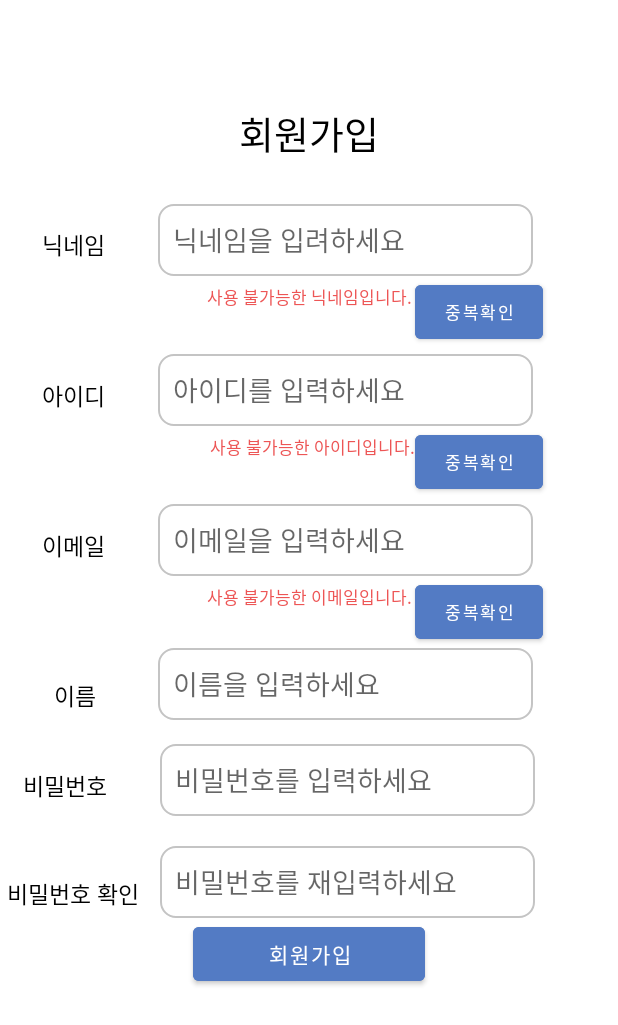
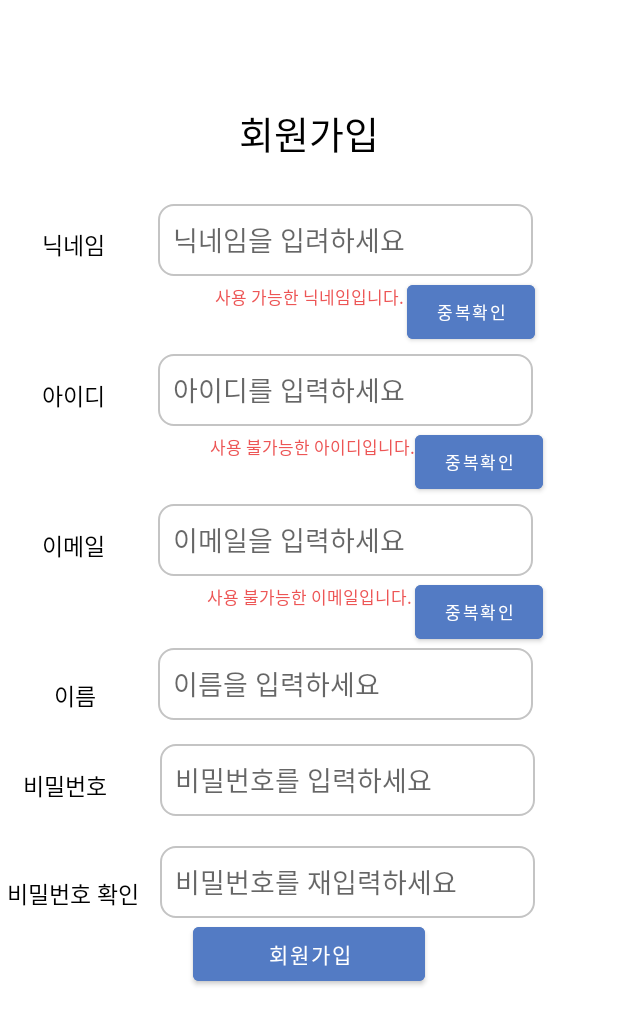
Before and after one commit to nohorang-horangteam/SuryongFootprint-Android, an Android app: the SignUpActivity screen opened directly, with no data from a screen before it, after a tap on "회원가입", on a phone screen of 412 x 824 dp. Shown: the top 1025 px of the screen. Run offline under Robolectric (Android 15) with nearby library versions, the phone set to English and light mode, and no system bars; 1 other tap on this screen came first.

```diff
--- a/app/src/main/java/kr/co/nohorang/suryongfootprint/SignUpActivity.kt
+++ b/app/src/main/java/kr/co/nohorang/suryongfootprint/SignUpActivity.kt
@@ -19,15 +19,54 @@ class SignUpActivity : AppCompatActivity() {
         super.onCreate(savedInstanceState)
         setContentView(binding.root)
         // 회원가입 테스트
+        var nicknameCheck=0//중복확인 버튼 변수
+        var idCheck=0
+        var emailCheck=0
+
+        binding.signupNicknameText.addTextChangedListener { //editText에 글자가 입력되면 중복확인 변수 0으로 초기화
+            nicknameCheck=0
+            binding.nicknameCheckResult.setText("중복 확인을 해주세요")
+        }
+        binding.signupIdText.addTextChangedListener {
+            idCheck=0
+            binding.idCheckResult.setText("중복 확인을 해주세요")
+        }
+        binding.signupEmailText.addTextChangedListener {
+            emailCheck=0
+            binding.emailCheckResult.setText("중복 확인을 해주세요")
+        }
+
+
+        binding.nicknameCheckBtn.setOnClickListener { //중복 확인 버튼 누를 시 쿼리문 실행, 결과에 따라 CheckResult 문장 변화, 색
+            //쿼리문
+            nicknameCheck=1
+            binding.nicknameCheckResult.setText("사용 가능한 닉네임입니다.")
+        }
+        binding.idCheckBtn.setOnClickListener { //중복 확인 버튼 누를 시 쿼리문 실행
+            //쿼리문
+            idCheck=1
+            binding.idCheckResult.setText("사용 가능한 아이디입니다.")
+        }
+        binding.emailCheckBtn.setOnClickListener { //중복 확인 버튼 누를 시 쿼리문 실행
+            //쿼리문
+            emailCheck=1
+            binding.emailCheckResult.setText("사용 가능한 이메일입니다.")
+        }
+
 
         binding.signupBtn.setOnClickListener {
             //request로 전송할(회원가입할) user 정보 받아오기(id, email, pw, name, nickname)
             var id=binding.signupIdText.text.toString().trim()
             var email=binding.signupEmailText.text.toString().trim()
             var pw=binding.signupPasswordText.text.toString().trim()
+            var repw=binding.signupRePasswordText.toString().trim()
             var name=binding.signupNameText.text.toString().trim()
             var nickname= binding.signupNicknameText.text.toString().trim()
-            if(!id.isEmpty()&&!email.isEmpty()&&!pw.isEmpty()&&!name.isEmpty()&&!nickname.isEmpty())//회원가입 시도
+            if(!id.isEmpty()&&!email.isEmpty()&&!pw.isEmpty()&&!name.isEmpty()&&!nickname.isEmpty())//모든 항목 작성
+            {
+                if(nicknameCheck==1&&idCheck==1&&emailCheck==1)//중복 확인 완료
+                {
+                    if(pw==repw)//비밀번호 같은지 확인
                     {
                         var newUser = User(id, email, pw, name, nickname)
 
@@ -48,7 +87,14 @@ class SignUpActivity : AppCompatActivity() {
                                 t.message?.let { Log.e("SIGNUP_F", it) }
                             }
                         })
-
+                    }
+                    else{//비밀번호 다른 경우
+                        Toast.makeText(this,"비밀번호를 다시 입력해주세요.",Toast.LENGTH_LONG).show()
+                    }
+                }
+                else{//중복 확인 안됨
+                    Toast.makeText(this,"중복 확인을 해주세요.",Toast.LENGTH_LONG).show()
+                }
             }
             else{
                 Toast.makeText(this,"모든 항목을 작성해주세요.",Toast.LENGTH_LONG).show()
--- a/app/src/main/res/layout/activity_sign_up.xml
+++ b/app/src/main/res/layout/activity_sign_up.xml
@@ -75,7 +75,7 @@
                     app:layout_constraintTop_toBottomOf="@+id/textView25" />
 
                 <TextView
-                    android:id="@+id/textView11"
+                    android:id="@+id/nicknameCheckResult"
                     android:layout_width="wrap_content"
                     android:layout_height="wrap_content"
                     android:paddingTop="5dp"
@@ -96,7 +96,7 @@
                     android:textSize="11dp"
                     app:layout_constraintEnd_toEndOf="parent"
                     app:layout_constraintHorizontal_bias="0.037"
-                    app:layout_constraintStart_toEndOf="@+id/textView11"
+                    app:layout_constraintStart_toEndOf="@+id/nicknameCheckResult"
                     app:layout_constraintTop_toBottomOf="@+id/signupNicknameText" />
 
                 <TextView
@@ -128,7 +128,7 @@
                     app:layout_constraintTop_toBottomOf="@+id/nicknameCheckBtn" />
 
                 <TextView
-                    android:id="@+id/textView14"
+                    android:id="@+id/idCheckResult"
                     android:layout_width="wrap_content"
                     android:layout_height="wrap_content"
                     android:paddingTop="5dp"
@@ -149,7 +149,7 @@
                     android:textSize="11dp"
                     app:layout_constraintEnd_toEndOf="parent"
                     app:layout_constraintHorizontal_bias="0.0"
-                    app:layout_constraintStart_toEndOf="@+id/textView14"
+                    app:layout_constraintStart_toEndOf="@+id/idCheckResult"
                     app:layout_constraintTop_toBottomOf="@+id/signupIdText" />
 
                 <TextView
@@ -181,7 +181,7 @@
                     app:layout_constraintTop_toBottomOf="@+id/idCheckBtn" />
 
                 <TextView
-                    android:id="@+id/textView12"
+                    android:id="@+id/emailCheckResult"
                     android:layout_width="wrap_content"
                     android:layout_height="wrap_content"
                     android:paddingTop="5dp"
@@ -201,7 +201,7 @@
                     android:textSize="11dp"
                     app:layout_constraintEnd_toEndOf="parent"
                     app:layout_constraintHorizontal_bias="0.037"
-                    app:layout_constraintStart_toEndOf="@+id/textView12"
+                    app:layout_constraintStart_toEndOf="@+id/emailCheckResult"
                     app:layout_constraintTop_toBottomOf="@+id/signupEmailText" />
 
                 <TextView
```
Lines whose indentation alone changed are shown as unchanged.
